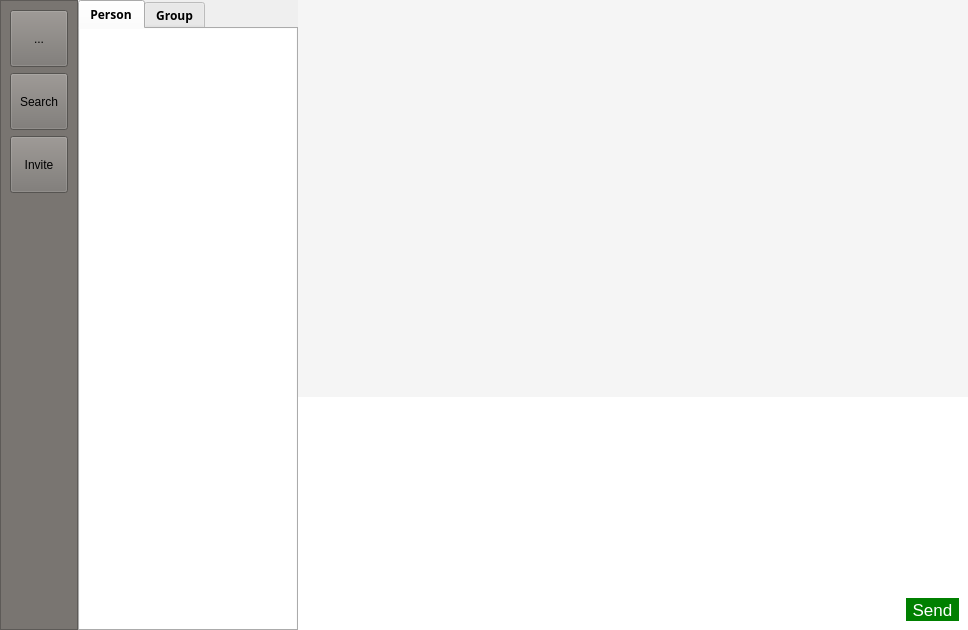
Old version of the form ClientGUI/maindialoginterface.ui in the repository saxonsa/chatroom.
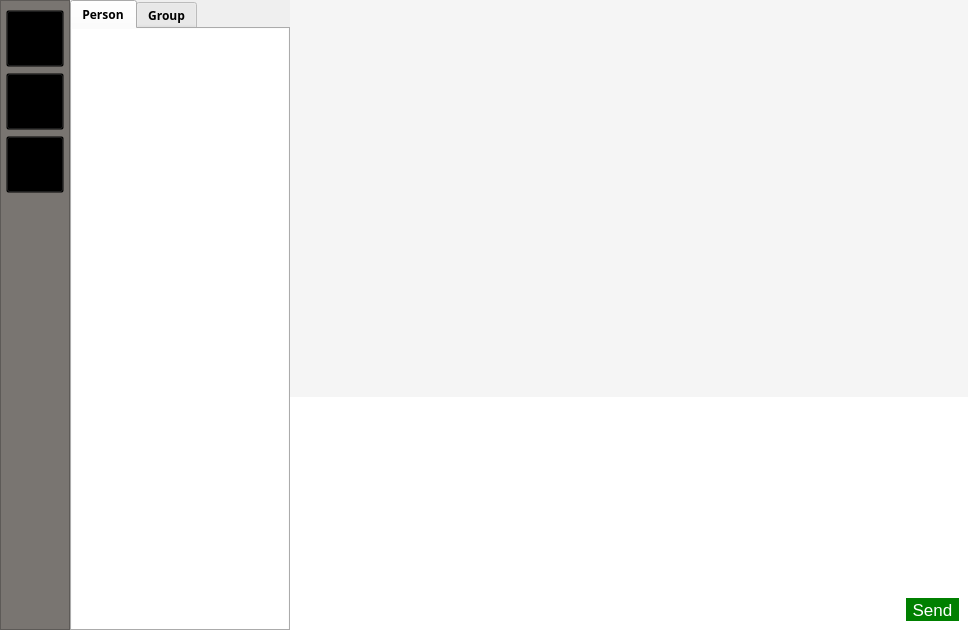
New version of the form. Icons and pictures are not drawn.

The edit to the form file:
```diff
--- a/ClientGUI/maindialoginterface.ui
+++ b/ClientGUI/maindialoginterface.ui
@@ -74,14 +74,33 @@
        <enum>QFrame::Raised</enum>
       </property>
       <layout class="QFormLayout" name="formLayout">
+       <property name="horizontalSpacing">
+        <number>6</number>
+       </property>
+       <property name="leftMargin">
+        <number>5</number>
+       </property>
+       <property name="rightMargin">
+        <number>5</number>
+       </property>
        <item row="0" column="0">
         <widget class="QToolButton" name="Logo">
          <property name="styleSheet">
-          <string notr="true">width:50px;height:50px;</string>
+          <string notr="true">width:50px;height:50px;background:transparent;</string>
          </property>
          <property name="text">
           <string>...</string>
          </property>
+         <property name="icon">
+          <iconset resource="resources.qrc">
+           <normaloff>:/images/images/logo.png</normaloff>:/images/images/logo.png</iconset>
+         </property>
+         <property name="iconSize">
+          <size>
+           <width>50</width>
+           <height>50</height>
+          </size>
+         </property>
         </widget>
        </item>
        <item row="1" column="0">
@@ -90,21 +109,44 @@
           <enum>Qt::LeftToRight</enum>
          </property>
          <property name="styleSheet">
-          <string notr="true">width:50px;height:50px;</string>
+          <string notr="true">width:50px;height:50px;background:transparent;</string>
          </property>
          <property name="text">
           <string>Search</string>
          </property>
+         <property name="icon">
+          <iconset resource="resources.qrc">
+           <normaloff>:/images/images/search.png</normaloff>:/images/images/search.png</iconset>
+         </property>
+         <property name="iconSize">
+          <size>
+           <width>50</width>
+           <height>50</height>
+          </size>
+         </property>
         </widget>
        </item>
        <item row="2" column="0">
         <widget class="QToolButton" name="Invite">
+         <property name="autoFillBackground">
+          <bool>false</bool>
+         </property>
          <property name="styleSheet">
-          <string notr="true">width:50px;height:50px;</string>
+          <string notr="true">width:50px;height:50px;background:transparent;</string>
          </property>
          <property name="text">
           <string>Invite</string>
          </property>
+         <property name="icon">
+          <iconset resource="resources.qrc">
+           <normaloff>:/images/images/add.png</normaloff>:/images/images/add.png</iconset>
+         </property>
+         <property name="iconSize">
+          <size>
+           <width>50</width>
+           <height>50</height>
+          </size>
+         </property>
         </widget>
        </item>
        <item row="3" column="0">
```
